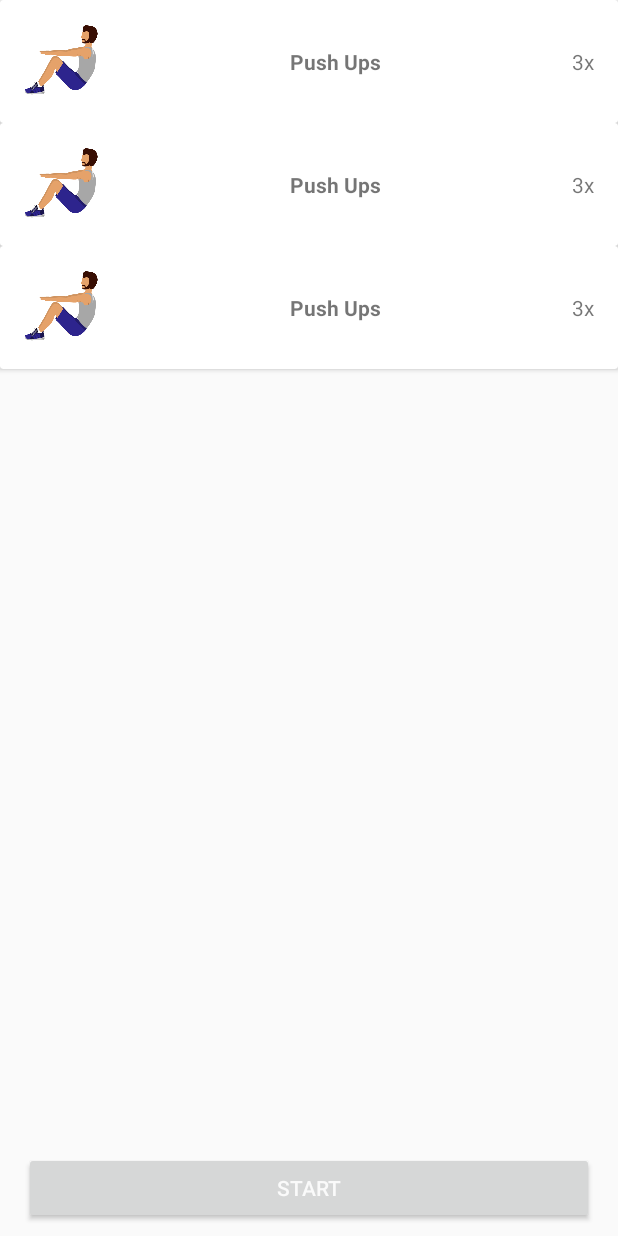
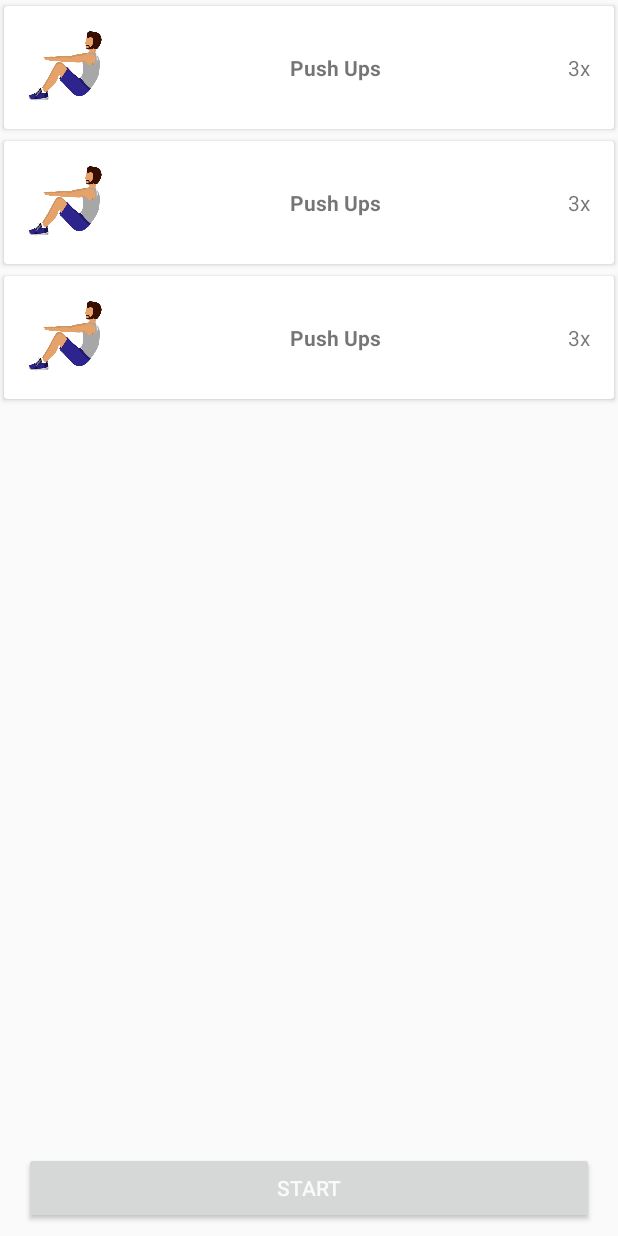
Before and after one commit to ZainAli-art/LCO-Home-Workout, an Android app: the layout fragment_workout_list.xml on its own in the app's theme, with its tools: preview values and no code run, on a phone screen of 412 x 824 dp. Run offline under Robolectric (Android 15) with nearby library versions, the phone set to English and light mode, and no system bars.

Commit message:
added compat_padding to workout_list_item to make the shadow visible

```diff
--- a/app/src/main/res/layout/workout_list_item.xml
+++ b/app/src/main/res/layout/workout_list_item.xml
@@ -3,6 +3,7 @@
         xmlns:android="http://schemas.android.com/apk/res/android"
         xmlns:app="http://schemas.android.com/apk/res-auto"
         xmlns:tools="http://schemas.android.com/tools" android:layout_width="match_parent"
+        app:cardUseCompatPadding="true"
         android:layout_height="wrap_content" android:id="@+id/workoutCardItem">
     <androidx.constraintlayout.widget.ConstraintLayout
             android:padding="16dp"
```
